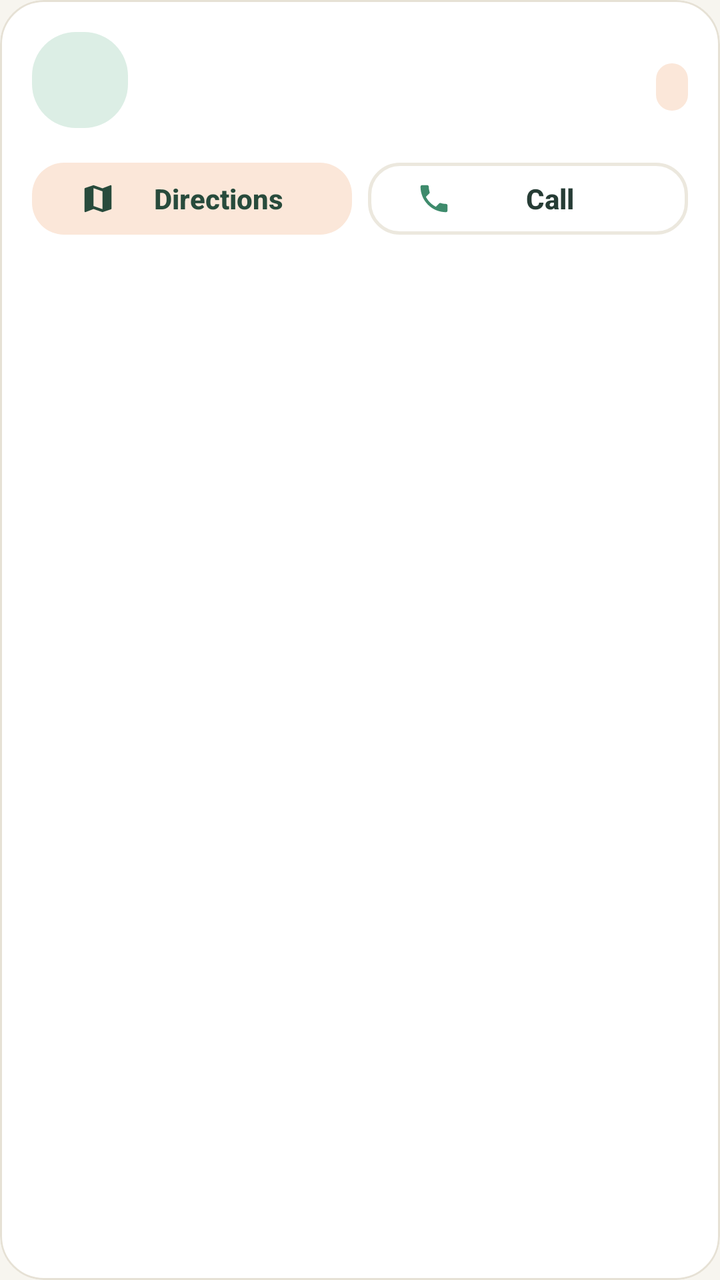
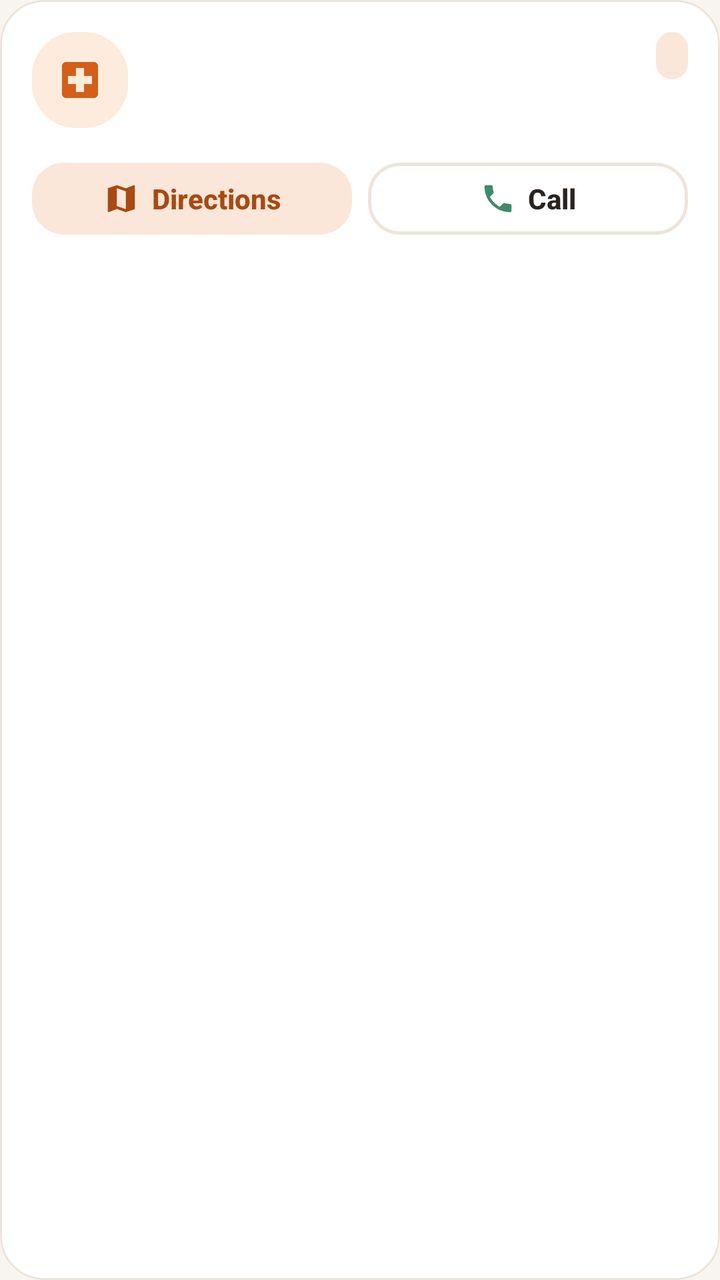

An Android layout rendered at two revisions. The XML below is the earlier revision; the diff shows what the commit changed to produce the second picture.
<!-- AndroidManifest.xml: application theme Theme.MIYAV -->
<!-- res/layout/item_place.xml -->
<?xml version="1.0" encoding="utf-8"?>
<com.google.android.material.card.MaterialCardView xmlns:android="http://schemas.android.com/apk/res/android"
    xmlns:app="http://schemas.android.com/apk/res-auto"
    android:layout_width="match_parent"
    android:layout_height="wrap_content"
    android:layout_marginTop="@dimen/space_sm"
    app:cardCornerRadius="@dimen/radius_lg"
    app:strokeColor="@color/card_stroke"
    app:strokeWidth="1dp">

    <LinearLayout
        android:layout_width="match_parent"
        android:layout_height="wrap_content"
        android:orientation="vertical"
        android:padding="@dimen/space_lg">

        <LinearLayout
            android:layout_width="match_parent"
            android:layout_height="wrap_content"
            android:gravity="top"
            android:orientation="horizontal">

            <TextView
                android:id="@+id/iconView"
                android:layout_width="48dp"
                android:layout_height="48dp"
                android:background="@drawable/bg_map_card"
                android:backgroundTint="@color/pastel_mint"
                android:gravity="center"
                android:importantForAccessibility="no"
                android:textSize="22sp" />

            <LinearLayout
                android:layout_width="0dp"
                android:layout_height="wrap_content"
                android:layout_marginStart="@dimen/space_md"
                android:layout_weight="1"
                android:orientation="vertical">

                <TextView
                    android:id="@+id/nameView"
                    android:layout_width="match_parent"
                    android:layout_height="wrap_content"
                    android:ellipsize="end"
                    android:maxLines="2"
                    android:textColor="@color/text_primary"
                    android:textSize="16sp"
                    android:textStyle="bold" />

                <LinearLayout
                    android:layout_width="match_parent"
                    android:layout_height="wrap_content"
                    android:layout_marginTop="4dp"
                    android:orientation="horizontal">

                    <TextView
                        android:id="@+id/statusBadge"
                        android:layout_width="wrap_content"
                        android:layout_height="wrap_content"
                        android:layout_marginEnd="6dp"
                        android:background="@drawable/bg_place_badge"
                        android:paddingStart="8dp"
                        android:paddingTop="2dp"
                        android:paddingEnd="8dp"
                        android:paddingBottom="2dp"
                        android:textSize="12sp"
                        android:textStyle="bold"
                        android:visibility="gone" />

                    <TextView
                        android:id="@+id/verifiedBadge"
                        android:layout_width="wrap_content"
                        android:layout_height="wrap_content"
                        android:background="@drawable/bg_place_badge"
                        android:backgroundTint="@color/pastel_sky"
                        android:paddingStart="8dp"
                        android:paddingTop="2dp"
                        android:paddingEnd="8dp"
                        android:paddingBottom="2dp"
                        android:text="@string/places_verified"
                        android:textColor="@color/text_primary"
                        android:textSize="12sp"
                        android:visibility="gone" />
                </LinearLayout>

                <TextView
                    android:id="@+id/detailView"
                    android:layout_width="match_parent"
                    android:layout_height="wrap_content"
                    android:layout_marginTop="6dp"
                    android:ellipsize="end"
                    android:maxLines="2"
                    android:textColor="@color/text_secondary"
                    android:textSize="13sp" />
            </LinearLayout>

            <TextView
                android:id="@+id/distanceView"
                android:layout_width="wrap_content"
                android:layout_height="wrap_content"
                android:layout_marginStart="@dimen/space_sm"
                android:background="@drawable/bg_place_badge"
                android:backgroundTint="@color/pastel_peach"
                android:paddingStart="8dp"
                android:paddingTop="3dp"
                android:paddingEnd="8dp"
                android:paddingBottom="3dp"
                android:textColor="@color/brand_coral_dark"
                android:textSize="13sp"
                android:textStyle="bold" />
        </LinearLayout>

        <LinearLayout
            android:layout_width="match_parent"
            android:layout_height="wrap_content"
            android:layout_marginTop="@dimen/space_md"
            android:gravity="center_vertical"
            android:orientation="horizontal">

            <com.google.android.material.button.MaterialButton
                android:id="@+id/directionsButton"
                style="@style/Widget.Miyav.Button.Tonal"
                android:layout_width="0dp"
                android:layout_height="wrap_content"
                android:layout_weight="1"
                android:minHeight="44dp"
                android:text="@string/places_directions"
                android:textSize="14sp"
                app:icon="@drawable/ic_map" />

            <com.google.android.material.button.MaterialButton
                android:id="@+id/callButton"
                style="@style/Widget.Miyav.Button.Outlined"
                android:layout_width="0dp"
                android:layout_height="wrap_content"
                android:layout_marginStart="@dimen/space_sm"
                android:layout_weight="1"
                android:minHeight="44dp"
                android:text="@string/contact_call"
                android:textSize="14sp"
                app:icon="@drawable/ic_phone"
                app:iconTint="@color/brand_mint" />

            <com.google.android.material.button.MaterialButton
                android:id="@+id/whatsappButton"
                style="@style/Widget.Miyav.Button.Outlined"
                android:layout_width="48dp"
                android:layout_height="wrap_content"
                android:layout_marginStart="@dimen/space_sm"
                android:contentDescription="@string/contact_whatsapp"
                android:insetLeft="0dp"
                android:insetRight="0dp"
                android:minWidth="48dp"
                android:minHeight="44dp"
                android:padding="0dp"
                android:visibility="gone"
                app:icon="@drawable/ic_whatsapp"
                app:iconGravity="textStart"
                app:iconPadding="0dp"
                app:iconTint="@color/brand_whatsapp" />
        </LinearLayout>
    </LinearLayout>
</com.google.android.material.card.MaterialCardView>
<!-- resources referenced by this layout -->
<resources>
  <color name="brand_coral_dark">#284B3C</color>
  <color name="card_stroke">#E6E1D5</color>
  <color name="pastel_mint">#DCEEE5</color>
  <color name="text_primary">#263C35</color>
  <color name="text_secondary">#67706A</color>
  <style name="Theme.MIYAV" parent="Theme.Material3.Light.NoActionBar">
          <item name="colorPrimary">@color/brand_coral</item>
          <item name="colorOnPrimary">@color/text_on_brand</item>
          <item name="colorPrimaryContainer">@color/pastel_mint</item>
          <item name="colorOnPrimaryContainer">@color/brand_coral_dark</item>
          <item name="colorSecondary">@color/brand_lavender</item>
          <item name="colorOnSecondary">@color/text_on_brand</item>
          <item name="colorSecondaryContainer">@color/pastel_lavender</item>
          <item name="colorOnSecondaryContainer">@color/text_primary</item>
          <item name="colorTertiary">@color/brand_mint</item>
          <item name="colorTertiaryContainer">@color/pastel_mint</item>
          <item name="colorSurface">@color/surface</item>
          <item name="colorOnSurface">@color/text_primary</item>
          <item name="colorSurfaceVariant">@color/surface_muted</item>
          <item name="colorOnSurfaceVariant">@color/text_secondary</item>
          <item name="colorSurfaceContainer">@color/surface</item>
          <item name="colorSurfaceContainerLow">@color/surface</item>
          <item name="colorSurfaceContainerHigh">@color/surface</item>
          <item name="colorSurfaceContainerHighest">@color/surface_muted</item>
          <item name="colorOutline">@color/outline</item>
          <item name="colorOutlineVariant">@color/outline</item>
          <item name="colorError">@color/error</item>
          <item name="android:colorBackground">@color/bg_app</item>
          <item name="android:windowBackground">@color/bg_app</item>
          <item name="android:statusBarColor">@android:color/transparent</item>
          <item name="android:navigationBarColor">@android:color/transparent</item>
          <item name="android:windowLightStatusBar">true</item>
          <item name="android:windowLightNavigationBar" tools:targetApi="27">true</item>
          <item name="android:enforceNavigationBarContrast" tools:targetApi="29">false</item>
          <item name="textInputStyle">@style/Widget.Miyav.TextInput</item>
          <item name="materialButtonStyle">@style/Widget.Miyav.Button</item>
          <item name="materialButtonOutlinedStyle">@style/Widget.Miyav.Button.Outlined</item>
          <item name="borderlessButtonStyle">@style/Widget.Miyav.Button.Text</item>
          <item name="materialCardViewStyle">@style/Widget.Miyav.Card</item>
          <item name="elevationOverlayEnabled">false</item>
          <item name="bottomNavigationStyle">@style/Widget.Miyav.BottomNavigation</item>
          <item name="toolbarStyle">@style/Widget.Miyav.Toolbar</item>
          <item name="materialAlertDialogTheme">@style/ThemeOverlay.Miyav.Dialog</item>
          <item name="bottomSheetDialogTheme">@style/ThemeOverlay.Miyav.BottomSheet</item>
          <item name="chipStyle">@style/Widget.Miyav.Chip</item>
      </style>
  <color name="surface_muted">#F1EFE7</color>
  <color name="outline">#ECE8DE</color>
  <color name="brand_coral">#315B49</color>
  <color name="brand_lavender">#7B8FD6</color>
  <color name="pastel_lavender">#E8ECF8</color>
  <color name="bg_app">#F7F5EF</color>
  <!-- unchanged entries left out for length: 41 -->
</resources>

<!-- the commit's change to res/layout/item_place.xml (unified diff, before → after) -->
@@ -20,15 +20,16 @@
             android:gravity="top"
             android:orientation="horizontal">
 
-            <TextView
+            <ImageView
                 android:id="@+id/iconView"
                 android:layout_width="48dp"
                 android:layout_height="48dp"
                 android:background="@drawable/bg_map_card"
                 android:backgroundTint="@color/pastel_mint"
-                android:gravity="center"
                 android:importantForAccessibility="no"
-                android:textSize="22sp" />
+                android:padding="12dp"
+                android:src="@drawable/ic_vet"
+                app:tint="@color/brand_coral" />
 
             <LinearLayout
                 android:layout_width="0dp"
@@ -89,7 +90,8 @@
                     android:layout_height="wrap_content"
                     android:layout_marginTop="6dp"
                     android:ellipsize="end"
-                    android:maxLines="2"
+                    android:lineSpacingMultiplier="1.1"
+                    android:maxLines="3"
                     android:textColor="@color/text_secondary"
                     android:textSize="13sp" />
             </LinearLayout>
@@ -119,25 +121,21 @@
 
             <com.google.android.material.button.MaterialButton
                 android:id="@+id/directionsButton"
-                style="@style/Widget.Miyav.Button.Tonal"
+                style="@style/Widget.Miyav.Button.Tonal.PlaceAction"
                 android:layout_width="0dp"
                 android:layout_height="wrap_content"
                 android:layout_weight="1"
-                android:minHeight="44dp"
                 android:text="@string/places_directions"
-                android:textSize="14sp"
                 app:icon="@drawable/ic_map" />
 
             <com.google.android.material.button.MaterialButton
                 android:id="@+id/callButton"
-                style="@style/Widget.Miyav.Button.Outlined"
+                style="@style/Widget.Miyav.Button.Outlined.PlaceAction"
                 android:layout_width="0dp"
                 android:layout_height="wrap_content"
                 android:layout_marginStart="@dimen/space_sm"
                 android:layout_weight="1"
-                android:minHeight="44dp"
                 android:text="@string/contact_call"
-                android:textSize="14sp"
                 app:icon="@drawable/ic_phone"
                 app:iconTint="@color/brand_mint" />
 
<!-- resource entries referenced after the edit -->
@@ -1,19 +1,59 @@
 <!-- resources referenced by this layout -->
 <resources>
-  <color name="brand_coral_dark">#284B3C</color>
-  <color name="card_stroke">#E6E1D5</color>
-  <color name="pastel_mint">#DCEEE5</color>
-  <color name="text_primary">#263C35</color>
-  <color name="text_secondary">#67706A</color>
+  <color name="brand_coral_dark">#A84A12</color>
+  <color name="card_stroke">#EDE3D8</color>
+  <color name="pastel_mint">#FDEBDD</color>
+  <color name="text_primary">#2A2420</color>
+  <color name="text_secondary">#6F6660</color>
+  <!-- drawable ic_vet (drawable) -->
+  <?xml version="1.0" encoding="utf-8"?>
+  <vector xmlns:android="http://schemas.android.com/apk/res/android"
+      android:width="24dp"
+      android:height="24dp"
+      android:tint="?attr/colorControlNormal"
+      android:viewportWidth="24"
+      android:viewportHeight="24">
+      <path
+          android:fillColor="@android:color/white"
+          android:pathData="M19,3L5,3c-1.1,0 -1.99,0.9 -1.99,2L3,19c0,1.1 0.9,2 2,2h14c1.1,0 2,-0.9 2,-2L21,5c0,-1.1 -0.9,-2 -2,-2zM18,14h-4v4h-4v-4L6,14v-4h4L10,6h4v4h4v4z" />
+  </vector>
+  <style name="Widget.Miyav.Button.Outlined.PlaceAction" parent="Widget.Miyav.Button.Outlined">
+          <item name="android:minHeight">44dp</item>
+          <item name="android:maxLines">1</item>
+          <item name="android:textSize">14sp</item>
+          <item name="android:paddingStart">10dp</item>
+          <item name="android:paddingEnd">10dp</item>
+          <item name="iconSize">18dp</item>
+          <item name="iconPadding">6dp</item>
+          <item name="iconGravity">textStart</item>
+          <item name="autoSizeTextType">uniform</item>
+          <item name="autoSizeMinTextSize">11sp</item>
+          <item name="autoSizeMaxTextSize">14sp</item>
+          <item name="autoSizeStepGranularity">1sp</item>
+      </style>
+  <style name="Widget.Miyav.Button.Tonal.PlaceAction" parent="Widget.Miyav.Button.Tonal">
+          <item name="android:minHeight">44dp</item>
+          <item name="android:maxLines">1</item>
+          <item name="android:textSize">14sp</item>
+          <item name="android:paddingStart">10dp</item>
+          <item name="android:paddingEnd">10dp</item>
+          <item name="iconSize">18dp</item>
+          <item name="iconPadding">6dp</item>
+          <item name="iconGravity">textStart</item>
+          <item name="autoSizeTextType">uniform</item>
+          <item name="autoSizeMinTextSize">11sp</item>
+          <item name="autoSizeMaxTextSize">14sp</item>
+          <item name="autoSizeStepGranularity">1sp</item>
+      </style>
   <style name="Theme.MIYAV" parent="Theme.Material3.Light.NoActionBar">
           <item name="colorPrimary">@color/brand_coral</item>
           <item name="colorOnPrimary">@color/text_on_brand</item>
           <item name="colorPrimaryContainer">@color/pastel_mint</item>
           <item name="colorOnPrimaryContainer">@color/brand_coral_dark</item>
-          <item name="colorSecondary">@color/brand_lavender</item>
+          <item name="colorSecondary">@color/brand_coral_dark</item>
           <item name="colorOnSecondary">@color/text_on_brand</item>
-          <item name="colorSecondaryContainer">@color/pastel_lavender</item>
-          <item name="colorOnSecondaryContainer">@color/text_primary</item>
+          <item name="colorSecondaryContainer">@color/pastel_mint</item>
+          <item name="colorOnSecondaryContainer">@color/brand_coral_dark</item>
           <item name="colorTertiary">@color/brand_mint</item>
           <item name="colorTertiaryContainer">@color/pastel_mint</item>
           <item name="colorSurface">@color/surface</item>
@@ -46,12 +86,10 @@
           <item name="bottomSheetDialogTheme">@style/ThemeOverlay.Miyav.BottomSheet</item>
           <item name="chipStyle">@style/Widget.Miyav.Chip</item>
       </style>
-  <color name="surface_muted">#F1EFE7</color>
-  <color name="outline">#ECE8DE</color>
-  <color name="brand_coral">#315B49</color>
-  <color name="brand_lavender">#7B8FD6</color>
-  <color name="pastel_lavender">#E8ECF8</color>
-  <color name="bg_app">#F7F5EF</color>
+  <color name="surface_muted">#F3EEE7</color>
+  <color name="outline">#EDE5DB</color>
+  <color name="brand_coral">#D2601A</color>
+  <color name="bg_app">#F8F5F0</color>
   <!-- unchanged entries left out for length: 41 -->
 </resources>
 
